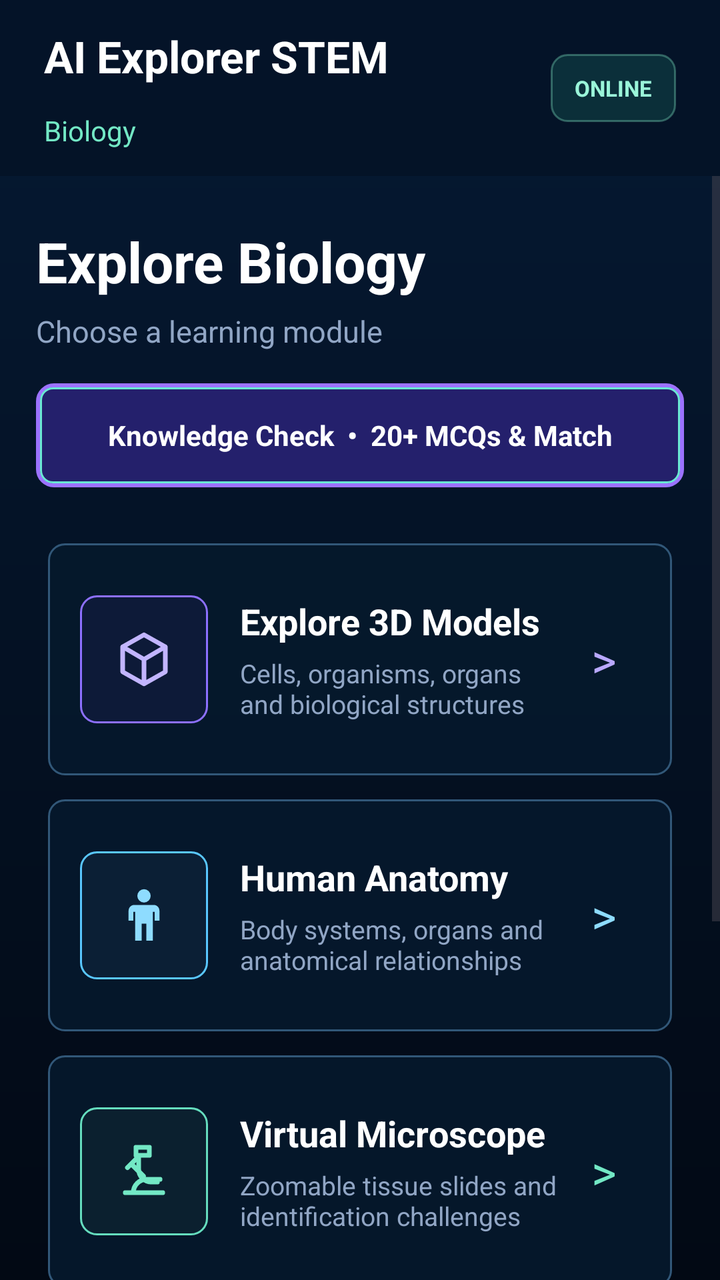
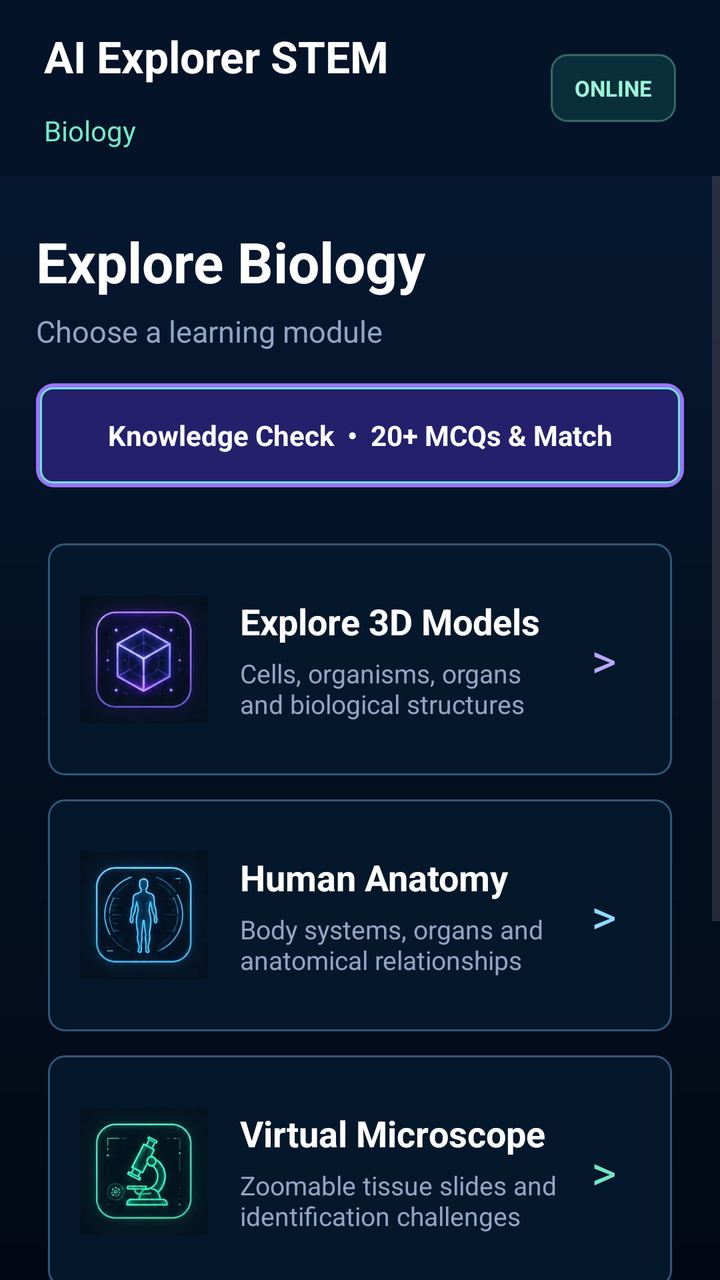

Two renders of the same Android screen: before a commit and after it. Below are the layout's source before the change and the commit's diff.
<!-- AndroidManifest.xml: application theme Theme.Biology -->
<!-- res/layout/fragment_home.xml -->
<?xml version="1.0" encoding="utf-8"?>
<androidx.constraintlayout.widget.ConstraintLayout xmlns:android="http://schemas.android.com/apk/res/android"
    xmlns:app="http://schemas.android.com/apk/res-auto"
    xmlns:tools="http://schemas.android.com/tools"
    android:layout_width="match_parent"
    android:layout_height="match_parent"
    android:background="@drawable/bg_biology_screen"
    tools:context=".HomeFragment">

    <androidx.constraintlayout.widget.ConstraintLayout
        android:id="@+id/homeTopBar"
        android:layout_width="0dp"
        android:layout_height="88dp"
        android:background="#F2051427"
        android:paddingStart="22dp"
        android:paddingEnd="22dp"
        app:layout_constraintEnd_toEndOf="parent"
        app:layout_constraintStart_toStartOf="parent"
        app:layout_constraintTop_toTopOf="parent">

        <TextView
            android:id="@+id/homeTitle"
            android:layout_width="wrap_content"
            android:layout_height="wrap_content"
            android:text="AI Explorer STEM"
            android:textColor="#FFFFFF"
            android:textSize="22sp"
            android:textStyle="bold"
            app:layout_constraintBottom_toTopOf="@id/homeSubtitle"
            app:layout_constraintStart_toStartOf="parent"
            app:layout_constraintTop_toTopOf="parent" />

        <TextView
            android:id="@+id/homeSubtitle"
            android:layout_width="wrap_content"
            android:layout_height="wrap_content"
            android:text="Biology"
            android:textColor="#73E8C5"
            android:textSize="14sp"
            app:layout_constraintBottom_toBottomOf="parent"
            app:layout_constraintStart_toStartOf="parent"
            app:layout_constraintTop_toBottomOf="@id/homeTitle" />

        <TextView
            android:id="@+id/homeLibraryStatus"
            android:layout_width="wrap_content"
            android:layout_height="34dp"
            android:background="@drawable/bg_status_ready"
            android:gravity="center"
            android:paddingStart="12dp"
            android:paddingEnd="12dp"
            android:text="ONLINE"
            android:textColor="#9AF5D9"
            android:textSize="11sp"
            android:textStyle="bold"
            app:layout_constraintBottom_toBottomOf="parent"
            app:layout_constraintEnd_toEndOf="parent"
            app:layout_constraintTop_toTopOf="parent" />
    </androidx.constraintlayout.widget.ConstraintLayout>

    <ScrollView
        android:id="@+id/homeScroll"
        android:layout_width="0dp"
        android:layout_height="0dp"
        android:clipToPadding="false"
        android:fillViewport="true"
        android:overScrollMode="never"
        app:layout_constraintBottom_toBottomOf="parent"
        app:layout_constraintEnd_toEndOf="parent"
        app:layout_constraintStart_toStartOf="parent"
        app:layout_constraintTop_toBottomOf="@id/homeTopBar">

        <LinearLayout
            android:id="@+id/homeContent"
            android:layout_width="match_parent"
            android:layout_height="wrap_content"
            android:gravity="center_horizontal"
            android:orientation="vertical"
            android:paddingStart="18dp"
            android:paddingTop="24dp"
            android:paddingEnd="18dp"
            android:paddingBottom="28dp">

            <LinearLayout
                android:id="@+id/homeIntro"
                android:layout_width="match_parent"
                android:layout_height="wrap_content"
                android:orientation="vertical">

                <TextView
                    android:layout_width="match_parent"
                    android:layout_height="wrap_content"
                    android:text="Explore Biology"
                    android:textColor="#FFFFFF"
                    android:textSize="28sp"
                    android:textStyle="bold" />

                <TextView
                    android:layout_width="match_parent"
                    android:layout_height="wrap_content"
                    android:layout_marginTop="6dp"
                    android:text="Choose a learning module"
                    android:textColor="#91A6C5"
                    android:textSize="15sp" />

                <TextView
                    android:id="@+id/homeKnowledgeCheck"
                    android:layout_width="match_parent"
                    android:layout_height="52dp"
                    android:layout_marginTop="16dp"
                    android:background="@drawable/bg_filter_chip_selected"
                    android:clickable="true"
                    android:contentDescription="Start biology knowledge check"
                    android:focusable="true"
                    android:foreground="?attr/selectableItemBackground"
                    android:gravity="center"
                    android:text="Knowledge Check  •  20+ MCQs &amp; Match"
                    android:textColor="#FFFFFF"
                    android:textSize="14sp"
                    android:textStyle="bold" />
            </LinearLayout>

            <LinearLayout
                android:id="@+id/homeModuleGrid"
                android:layout_width="match_parent"
                android:layout_height="wrap_content"
                android:layout_marginTop="22dp"
                android:orientation="vertical">

                <LinearLayout
                    android:id="@+id/exploreModelsModule"
                    android:layout_width="match_parent"
                    android:layout_height="116dp"
                    android:layout_margin="6dp"
                    android:background="@drawable/bg_home_module_selector"
                    android:clickable="true"
                    android:contentDescription="Explore 3D Models"
                    android:focusable="true"
                    android:foreground="?attr/selectableItemBackground"
                    android:gravity="center_vertical"
                    android:orientation="horizontal"
                    android:padding="16dp">

                    <ImageView
                        android:layout_width="64dp"
                        android:layout_height="64dp"
                        android:background="@drawable/bg_home_icon_3d"
                        android:contentDescription="Interactive 3D models"
                        android:padding="16dp"
                        android:src="@drawable/ic_module_3d" />

                    <LinearLayout
                        android:layout_width="0dp"
                        android:layout_height="wrap_content"
                        android:layout_marginStart="16dp"
                        android:layout_weight="1"
                        android:orientation="vertical">

                        <TextView
                            android:layout_width="match_parent"
                            android:layout_height="wrap_content"
                            android:text="Explore 3D Models"
                            android:textColor="#FFFFFF"
                            android:textSize="18sp"
                            android:textStyle="bold" />

                        <TextView
                            android:layout_width="match_parent"
                            android:layout_height="wrap_content"
                            android:layout_marginTop="5dp"
                            android:maxLines="2"
                            android:text="Cells, organisms, organs and biological structures"
                            android:textColor="#91A6C5"
                            android:textSize="13sp" />
                    </LinearLayout>

                    <TextView
                        android:layout_width="36dp"
                        android:layout_height="48dp"
                        android:gravity="center"
                        android:text=">"
                        android:textColor="#B9A8FF"
                        android:textSize="24sp" />
                </LinearLayout>

                <LinearLayout
                    android:id="@+id/humanAnatomyModule"
                    android:layout_width="match_parent"
                    android:layout_height="116dp"
                    android:layout_margin="6dp"
                    android:background="@drawable/bg_home_module_selector"
                    android:clickable="true"
                    android:contentDescription="Human Anatomy"
                    android:focusable="true"
                    android:foreground="?attr/selectableItemBackground"
                    android:gravity="center_vertical"
                    android:orientation="horizontal"
                    android:padding="16dp">

                    <ImageView
                        android:layout_width="64dp"
                        android:layout_height="64dp"
                        android:background="@drawable/bg_home_icon_anatomy"
                        android:contentDescription="Human anatomy"
                        android:padding="16dp"
                        android:src="@drawable/ic_module_anatomy" />

                    <LinearLayout
                        android:layout_width="0dp"
                        android:layout_height="wrap_content"
                        android:layout_marginStart="16dp"
                        android:layout_weight="1"
                        android:orientation="vertical">

                        <TextView
                            android:layout_width="match_parent"
                            android:layout_height="wrap_content"
                            android:text="Human Anatomy"
                            android:textColor="#FFFFFF"
                            android:textSize="18sp"
                            android:textStyle="bold" />

                        <TextView
                            android:layout_width="match_parent"
                            android:layout_height="wrap_content"
                            android:layout_marginTop="5dp"
                            android:maxLines="2"
                            android:text="Body systems, organs and anatomical relationships"
                            android:textColor="#91A6C5"
                            android:textSize="13sp" />
                    </LinearLayout>

                    <TextView
                        android:layout_width="36dp"
                        android:layout_height="48dp"
                        android:gravity="center"
                        android:text=">"
                        android:textColor="#8EDCFF"
                        android:textSize="24sp" />
                </LinearLayout>

                <LinearLayout
                    android:id="@+id/microscopeModule"
                    android:layout_width="match_parent"
                    android:layout_height="116dp"
                    android:layout_margin="6dp"
                    android:background="@drawable/bg_home_module_selector"
                    android:clickable="true"
                    android:contentDescription="Virtual Microscope"
                    android:focusable="true"
                    android:foreground="?attr/selectableItemBackground"
                    android:gravity="center_vertical"
                    android:orientation="horizontal"
                    android:padding="16dp">

                    <ImageView
                        android:layout_width="64dp"
                        android:layout_height="64dp"
                        android:background="@drawable/bg_home_icon_microscope"
                        android:contentDescription="Virtual microscope"
                        android:padding="16dp"
                        android:src="@drawable/ic_module_microscope" />

                    <LinearLayout
                        android:layout_width="0dp"
                        android:layout_height="wrap_content"
                        android:layout_marginStart="16dp"
                        android:layout_weight="1"
                        android:orientation="vertical">

                        <TextView
                            android:layout_width="match_parent"
                            android:layout_height="wrap_content"
                            android:text="Virtual Microscope"
                            android:textColor="#FFFFFF"
                            android:textSize="18sp"
                            android:textStyle="bold" />

                        <TextView
                            android:layout_width="match_parent"
                            android:layout_height="wrap_content"
                            android:layout_marginTop="5dp"
                            android:maxLines="2"
                            android:text="Zoomable tissue slides and identification challenges"
                            android:textColor="#91A6C5"
                            android:textSize="13sp" />
                    </LinearLayout>

                    <TextView
                        android:layout_width="36dp"
                        android:layout_height="48dp"
                        android:gravity="center"
                        android:text=">"
                        android:textColor="#73E8C5"
                        android:textSize="24sp" />
                </LinearLayout>

                <LinearLayout
                    android:id="@+id/infographicsModule"
                    android:layout_width="match_parent"
                    android:layout_height="116dp"
                    android:layout_margin="6dp"
                    android:background="@drawable/bg_home_module_selector"
                    android:clickable="true"
                    android:contentDescription="Biology Infographics"
                    android:focusable="true"
                    android:foreground="?attr/selectableItemBackground"
                    android:gravity="center_vertical"
                    android:orientation="horizontal"
                    android:padding="16dp">

                    <ImageView
                        android:layout_width="64dp"
                        android:layout_height="64dp"
                        android:background="@drawable/bg_home_icon_library"
                        android:contentDescription="Infographic library"
                        android:padding="16dp"
                        android:src="@drawable/ic_module_infographic" />

                    <LinearLayout
                        android:layout_width="0dp"
                        android:layout_height="wrap_content"
                        android:layout_marginStart="16dp"
                        android:layout_weight="1"
                        android:orientation="vertical">

                        <TextView
                            android:layout_width="match_parent"
                            android:layout_height="wrap_content"
                            android:text="Infographic Library"
                            android:textColor="#FFFFFF"
                            android:textSize="18sp"
                            android:textStyle="bold" />

                        <TextView
                            android:layout_width="match_parent"
                            android:layout_height="wrap_content"
                            android:layout_marginTop="5dp"
                            android:maxLines="2"
                            android:text="Visual guides for cells, systems and core concepts"
                            android:textColor="#91A6C5"
                            android:textSize="13sp" />
                    </LinearLayout>

                    <TextView
                        android:layout_width="36dp"
                        android:layout_height="48dp"
                        android:gravity="center"
                        android:text=">"
                        android:textColor="#FFC28D"
                        android:textSize="24sp" />
                </LinearLayout>
            </LinearLayout>

            <LinearLayout
                android:id="@+id/homeLibraryButton"
                android:layout_width="match_parent"
                android:layout_height="wrap_content"
                android:layout_marginStart="6dp"
                android:layout_marginTop="18dp"
                android:layout_marginEnd="6dp"
                android:background="@drawable/bg_surface_panel"
                android:clickable="true"
                android:contentDescription="Manage downloaded models in App Library"
                android:focusable="true"
                android:foreground="?attr/selectableItemBackground"
                android:gravity="center_vertical"
                android:orientation="horizontal"
                android:padding="16dp">

                <TextView
                    android:layout_width="0dp"
                    android:layout_height="wrap_content"
                    android:layout_weight="1"
                    android:text="App Library"
                    android:textColor="#FFFFFF"
                    android:textSize="15sp"
                    android:textStyle="bold" />

                <TextView
                    android:id="@+id/homeStorageSummary"
                    android:layout_width="wrap_content"
                    android:layout_height="wrap_content"
                    android:text="Models download on demand"
                    android:textColor="#73E8C5"
                    android:textSize="12sp" />
            </LinearLayout>

            <TextView
                android:id="@+id/homeVersion"
                android:layout_width="wrap_content"
                android:layout_height="wrap_content"
                android:layout_marginTop="16dp"
                android:text="Version 1.01"
                android:textColor="#7187A5"
                android:textSize="10sp" />
        </LinearLayout>
    </ScrollView>
</androidx.constraintlayout.widget.ConstraintLayout>
<!-- resources referenced by this layout -->
<resources>
  <!-- drawable bg_home_icon_3d (drawable) -->
  <?xml version="1.0" encoding="utf-8"?>
  <shape xmlns:android="http://schemas.android.com/apk/res/android">
      <solid android:color="#263C2B7D" />
      <corners android:radius="8dp" />
      <stroke
          android:width="1dp"
          android:color="#8D70FF" />
  </shape>
  <!-- drawable bg_home_icon_anatomy (drawable) -->
  <?xml version="1.0" encoding="utf-8"?>
  <shape xmlns:android="http://schemas.android.com/apk/res/android">
      <solid android:color="#26304D6B" />
      <corners android:radius="8dp" />
      <stroke
          android:width="1dp"
          android:color="#59C7FF" />
  </shape>
  <!-- drawable bg_home_icon_library (drawable) -->
  <?xml version="1.0" encoding="utf-8"?>
  <shape xmlns:android="http://schemas.android.com/apk/res/android">
      <solid android:color="#265C3C2D" />
      <corners android:radius="8dp" />
      <stroke
          android:width="1dp"
          android:color="#FFB16B" />
  </shape>
  <!-- drawable bg_home_icon_microscope (drawable) -->
  <?xml version="1.0" encoding="utf-8"?>
  <shape xmlns:android="http://schemas.android.com/apk/res/android">
      <solid android:color="#26305549" />
      <corners android:radius="8dp" />
      <stroke
          android:width="1dp"
          android:color="#65DDBE" />
  </shape>
  <!-- drawable ic_module_3d (drawable) -->
  <?xml version="1.0" encoding="utf-8"?>
  <vector xmlns:android="http://schemas.android.com/apk/res/android"
      android:width="32dp"
      android:height="32dp"
      android:viewportWidth="24"
      android:viewportHeight="24">
      <path
          android:fillColor="@android:color/transparent"
          android:pathData="M12,2.8L20,7.3L20,16.7L12,21.2L4,16.7L4,7.3L12,2.8ZM4,7.3L12,12L20,7.3M12,12L12,21.2"
          android:strokeColor="#C2B5FF"
          android:strokeLineCap="round"
          android:strokeLineJoin="round"
          android:strokeWidth="1.7" />
  </vector>
  <!-- drawable ic_module_anatomy (drawable) -->
  <?xml version="1.0" encoding="utf-8"?>
  <vector xmlns:android="http://schemas.android.com/apk/res/android"
      android:width="32dp"
      android:height="32dp"
      android:viewportWidth="24"
      android:viewportHeight="24">
      <path
          android:fillColor="#8EDCFF"
          android:pathData="M12,2.2A2.5,2.5 0,1 1,12 7.2A2.5,2.5 0,0 1,12 2.2M8.4,8.1C7.1,8.1 6.2,9.1 6.2,10.4V14H8V10.7H8.7V21.5H11.1V15.1H12.9V21.5H15.3V10.7H16V14H17.8V10.4C17.8,9.1 16.9,8.1 15.6,8.1Z" />
  </vector>
  <!-- drawable ic_module_infographic (drawable) -->
  <?xml version="1.0" encoding="utf-8"?>
  <vector xmlns:android="http://schemas.android.com/apk/res/android"
      android:width="32dp"
      android:height="32dp"
      android:viewportWidth="24"
      android:viewportHeight="24">
      <path
          android:fillColor="@android:color/transparent"
          android:pathData="M4,3H20V21H4ZM7,17V13M11,17V9M15,17V11M18,17V6M7,7H11"
          android:strokeColor="#FFC28D"
          android:strokeLineCap="round"
          android:strokeLineJoin="round"
          android:strokeWidth="1.7" />
  </vector>
  <!-- drawable ic_module_microscope (drawable) -->
  <?xml version="1.0" encoding="utf-8"?>
  <vector xmlns:android="http://schemas.android.com/apk/res/android"
      android:width="32dp"
      android:height="32dp"
      android:viewportWidth="24"
      android:viewportHeight="24">
      <path
          android:fillColor="@android:color/transparent"
          android:pathData="M9,3H14V6H9ZM10,6V11.2A4.8,4.8 0,0 0,14.8 16H17M7.2,9.2L11.8,13.8M5.8,10.6L9.2,7.2M5,20H19M8,20A5,5 0,0 1,13 15H18"
          android:strokeColor="#73E8C5"
          android:strokeLineCap="round"
          android:strokeLineJoin="round"
          android:strokeWidth="1.8" />
  </vector>
  <style name="Theme.Biology" parent="Base.Theme.Biology" />
  <style name="Base.Theme.Biology" parent="Theme.Material3.DayNight.NoActionBar">
          
          
      </style>
  <!-- unchanged entries left out for length: 7 -->
</resources>

<!-- the commit's change to res/layout/fragment_home.xml (unified diff, before → after) -->
@@ -144,10 +144,9 @@
                     <ImageView
                         android:layout_width="64dp"
                         android:layout_height="64dp"
-                        android:background="@drawable/bg_home_icon_3d"
                         android:contentDescription="Interactive 3D models"
-                        android:padding="16dp"
-                        android:src="@drawable/ic_module_3d" />
+                        android:scaleType="fitCenter"
+                        android:src="@drawable/home_module_3d" />
 
                     <LinearLayout
                         android:layout_width="0dp"
@@ -200,10 +199,9 @@
                     <ImageView
                         android:layout_width="64dp"
                         android:layout_height="64dp"
-                        android:background="@drawable/bg_home_icon_anatomy"
                         android:contentDescription="Human anatomy"
-                        android:padding="16dp"
-                        android:src="@drawable/ic_module_anatomy" />
+                        android:scaleType="fitCenter"
+                        android:src="@drawable/home_module_anatomy" />
 
                     <LinearLayout
                         android:layout_width="0dp"
@@ -256,10 +254,9 @@
                     <ImageView
                         android:layout_width="64dp"
                         android:layout_height="64dp"
-                        android:background="@drawable/bg_home_icon_microscope"
                         android:contentDescription="Virtual microscope"
-                        android:padding="16dp"
-                        android:src="@drawable/ic_module_microscope" />
+                        android:scaleType="fitCenter"
+                        android:src="@drawable/home_module_microscope" />
 
                     <LinearLayout
                         android:layout_width="0dp"
@@ -312,10 +309,9 @@
                     <ImageView
                         android:layout_width="64dp"
                         android:layout_height="64dp"
-                        android:background="@drawable/bg_home_icon_library"
                         android:contentDescription="Infographic library"
-                        android:padding="16dp"
-                        android:src="@drawable/ic_module_infographic" />
+                        android:scaleType="fitCenter"
+                        android:src="@drawable/home_module_infographics" />
 
                     <LinearLayout
                         android:layout_width="0dp"
<!-- resource entries referenced after the edit -->
@@ -1,97 +1,9 @@
 <!-- resources referenced by this layout -->
 <resources>
-  <!-- drawable bg_home_icon_3d (drawable) -->
-  <?xml version="1.0" encoding="utf-8"?>
-  <shape xmlns:android="http://schemas.android.com/apk/res/android">
-      <solid android:color="#263C2B7D" />
-      <corners android:radius="8dp" />
-      <stroke
-          android:width="1dp"
-          android:color="#8D70FF" />
-  </shape>
-  <!-- drawable bg_home_icon_anatomy (drawable) -->
-  <?xml version="1.0" encoding="utf-8"?>
-  <shape xmlns:android="http://schemas.android.com/apk/res/android">
-      <solid android:color="#26304D6B" />
-      <corners android:radius="8dp" />
-      <stroke
-          android:width="1dp"
-          android:color="#59C7FF" />
-  </shape>
-  <!-- drawable bg_home_icon_library (drawable) -->
-  <?xml version="1.0" encoding="utf-8"?>
-  <shape xmlns:android="http://schemas.android.com/apk/res/android">
-      <solid android:color="#265C3C2D" />
-      <corners android:radius="8dp" />
-      <stroke
-          android:width="1dp"
-          android:color="#FFB16B" />
-  </shape>
-  <!-- drawable bg_home_icon_microscope (drawable) -->
-  <?xml version="1.0" encoding="utf-8"?>
-  <shape xmlns:android="http://schemas.android.com/apk/res/android">
-      <solid android:color="#26305549" />
-      <corners android:radius="8dp" />
-      <stroke
-          android:width="1dp"
-          android:color="#65DDBE" />
-  </shape>
-  <!-- drawable ic_module_3d (drawable) -->
-  <?xml version="1.0" encoding="utf-8"?>
-  <vector xmlns:android="http://schemas.android.com/apk/res/android"
-      android:width="32dp"
-      android:height="32dp"
-      android:viewportWidth="24"
-      android:viewportHeight="24">
-      <path
-          android:fillColor="@android:color/transparent"
-          android:pathData="M12,2.8L20,7.3L20,16.7L12,21.2L4,16.7L4,7.3L12,2.8ZM4,7.3L12,12L20,7.3M12,12L12,21.2"
-          android:strokeColor="#C2B5FF"
-          android:strokeLineCap="round"
-          android:strokeLineJoin="round"
-          android:strokeWidth="1.7" />
-  </vector>
-  <!-- drawable ic_module_anatomy (drawable) -->
-  <?xml version="1.0" encoding="utf-8"?>
-  <vector xmlns:android="http://schemas.android.com/apk/res/android"
-      android:width="32dp"
-      android:height="32dp"
-      android:viewportWidth="24"
-      android:viewportHeight="24">
-      <path
-          android:fillColor="#8EDCFF"
-          android:pathData="M12,2.2A2.5,2.5 0,1 1,12 7.2A2.5,2.5 0,0 1,12 2.2M8.4,8.1C7.1,8.1 6.2,9.1 6.2,10.4V14H8V10.7H8.7V21.5H11.1V15.1H12.9V21.5H15.3V10.7H16V14H17.8V10.4C17.8,9.1 16.9,8.1 15.6,8.1Z" />
-  </vector>
-  <!-- drawable ic_module_infographic (drawable) -->
-  <?xml version="1.0" encoding="utf-8"?>
-  <vector xmlns:android="http://schemas.android.com/apk/res/android"
-      android:width="32dp"
-      android:height="32dp"
-      android:viewportWidth="24"
-      android:viewportHeight="24">
-      <path
-          android:fillColor="@android:color/transparent"
-          android:pathData="M4,3H20V21H4ZM7,17V13M11,17V9M15,17V11M18,17V6M7,7H11"
-          android:strokeColor="#FFC28D"
-          android:strokeLineCap="round"
-          android:strokeLineJoin="round"
-          android:strokeWidth="1.7" />
-  </vector>
-  <!-- drawable ic_module_microscope (drawable) -->
-  <?xml version="1.0" encoding="utf-8"?>
-  <vector xmlns:android="http://schemas.android.com/apk/res/android"
-      android:width="32dp"
-      android:height="32dp"
-      android:viewportWidth="24"
-      android:viewportHeight="24">
-      <path
-          android:fillColor="@android:color/transparent"
-          android:pathData="M9,3H14V6H9ZM10,6V11.2A4.8,4.8 0,0 0,14.8 16H17M7.2,9.2L11.8,13.8M5.8,10.6L9.2,7.2M5,20H19M8,20A5,5 0,0 1,13 15H18"
-          android:strokeColor="#73E8C5"
-          android:strokeLineCap="round"
-          android:strokeLineJoin="round"
-          android:strokeWidth="1.8" />
-  </vector>
+  <!-- drawable home_module_3d: webp bitmap (drawable-nodpi, 3240 bytes) -->
+  <!-- drawable home_module_anatomy: webp bitmap (drawable-nodpi, 4394 bytes) -->
+  <!-- drawable home_module_infographics: webp bitmap (drawable-nodpi, 3488 bytes) -->
+  <!-- drawable home_module_microscope: webp bitmap (drawable-nodpi, 3574 bytes) -->
   <style name="Theme.Biology" parent="Base.Theme.Biology" />
   <style name="Base.Theme.Biology" parent="Theme.Material3.DayNight.NoActionBar">
           
